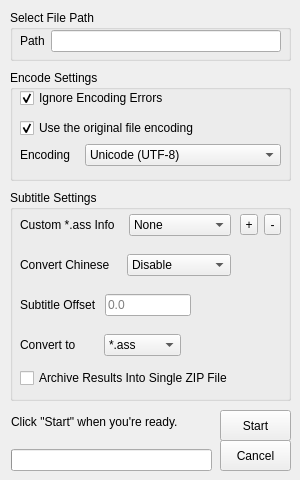
The window that src/ui/transub.ui (Gatorix/Final-Project) describes before a commit, drawn with Qt 5.
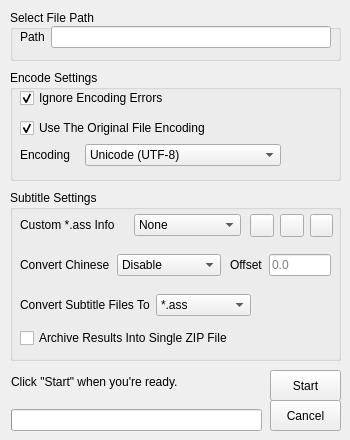
The same window after the commit.

Commit message: add button icon; add edit info button

Patch:
```diff
--- a/src/ui/transub.ui
+++ b/src/ui/transub.ui
@@ -6,20 +6,20 @@
    <rect>
     <x>0</x>
     <y>0</y>
-    <width>300</width>
-    <height>480</height>
+    <width>350</width>
+    <height>440</height>
    </rect>
   </property>
   <property name="minimumSize">
    <size>
-    <width>300</width>
-    <height>480</height>
+    <width>350</width>
+    <height>440</height>
    </size>
   </property>
   <property name="maximumSize">
    <size>
-    <width>300</width>
-    <height>480</height>
+    <width>350</width>
+    <height>440</height>
    </size>
   </property>
   <property name="windowTitle">
@@ -30,7 +30,7 @@
     <rect>
      <x>10</x>
      <y>70</y>
-     <width>281</width>
+     <width>331</width>
      <height>111</height>
     </rect>
    </property>
@@ -95,7 +95,7 @@
      </rect>
     </property>
     <property name="text">
-     <string>Use the original file encoding</string>
+     <string>Use The Original File Encoding</string>
     </property>
     <property name="checked">
      <bool>true</bool>
@@ -123,7 +123,7 @@
     <rect>
      <x>10</x>
      <y>10</y>
-     <width>281</width>
+     <width>331</width>
      <height>51</height>
     </rect>
    </property>
@@ -134,9 +134,9 @@
     <property name="geometry">
      <rect>
       <x>10</x>
-      <y>20</y>
-      <width>261</width>
-      <height>23</height>
+      <y>12</y>
+      <width>311</width>
+      <height>31</height>
      </rect>
     </property>
     <layout class="QGridLayout" name="gridLayout_3">
@@ -160,8 +160,8 @@
   <widget class="QPushButton" name="button_start">
    <property name="geometry">
     <rect>
-     <x>220</x>
-     <y>410</y>
+     <x>270</x>
+     <y>370</y>
      <width>71</width>
      <height>31</height>
     </rect>
@@ -174,8 +174,8 @@
    <property name="geometry">
     <rect>
      <x>11</x>
-     <y>400</y>
-     <width>201</width>
+     <y>360</y>
+     <width>251</width>
      <height>71</height>
     </rect>
    </property>
@@ -208,8 +208,8 @@
   <widget class="QPushButton" name="button_cancel">
    <property name="geometry">
     <rect>
-     <x>220</x>
-     <y>440</y>
+     <x>270</x>
+     <y>400</y>
      <width>71</width>
      <height>31</height>
     </rect>
@@ -223,8 +223,8 @@
     <rect>
      <x>10</x>
      <y>190</y>
-     <width>281</width>
-     <height>211</height>
+     <width>331</width>
+     <height>171</height>
     </rect>
    </property>
    <property name="title">
@@ -233,9 +233,9 @@
    <widget class="QWidget" name="layoutWidget">
     <property name="geometry">
      <rect>
-      <x>10</x>
-      <y>100</y>
-      <width>171</width>
+      <x>220</x>
+      <y>60</y>
+      <width>101</width>
       <height>31</height>
      </rect>
     </property>
@@ -243,7 +243,7 @@
      <item row="0" column="0">
       <widget class="QLabel" name="label_offset">
        <property name="text">
-        <string>Subtitle Offset </string>
+        <string>Offset</string>
        </property>
       </widget>
      </item>
@@ -264,7 +264,7 @@
      <rect>
       <x>10</x>
       <y>60</y>
-      <width>211</width>
+      <width>201</width>
       <height>31</height>
      </rect>
     </property>
@@ -302,7 +302,7 @@
      <rect>
       <x>10</x>
       <y>20</y>
-      <width>211</width>
+      <width>221</width>
       <height>31</height>
      </rect>
     </property>
@@ -329,8 +329,8 @@
     <property name="geometry">
      <rect>
       <x>10</x>
-      <y>140</y>
-      <width>161</width>
+      <y>100</y>
+      <width>231</width>
       <height>31</height>
      </rect>
     </property>
@@ -338,7 +338,7 @@
      <item row="0" column="0">
       <widget class="QLabel" name="label_convert">
        <property name="text">
-        <string>Convert to</string>
+        <string>Convert Subtitle Files To</string>
        </property>
       </widget>
      </item>
@@ -367,7 +367,7 @@
     <property name="geometry">
      <rect>
       <x>10</x>
-      <y>180</y>
+      <y>140</y>
       <width>239</width>
       <height>16</height>
      </rect>
@@ -379,27 +379,37 @@
    <widget class="QWidget" name="layoutWidget">
     <property name="geometry">
      <rect>
-      <x>230</x>
-      <y>19</y>
-      <width>41</width>
+      <x>240</x>
+      <y>20</y>
+      <width>83</width>
       <height>31</height>
      </rect>
     </property>
     <layout class="QGridLayout" name="gridLayout_8">
-     <item row="0" column="0">
+     <item row="0" column="1">
       <widget class="QToolButton" name="toolButton_add">
        <property name="text">
-        <string>+</string>
+        <string/>
        </property>
       </widget>
      </item>
-     <item row="0" column="1">
+     <item row="0" column="2">
       <widget class="QToolButton" name="toolButton_remove">
        <property name="enabled">
         <bool>true</bool>
        </property>
        <property name="text">
-        <string>-</string>
+        <string/>
+       </property>
+      </widget>
+     </item>
+     <item row="0" column="0">
+      <widget class="QToolButton" name="toolButton_edit">
+       <property name="text">
+        <string/>
+       </property>
+       <property name="toolButtonStyle">
+        <enum>Qt::ToolButtonIconOnly</enum>
        </property>
       </widget>
      </item>
```
The commit also changes 6 other files.
